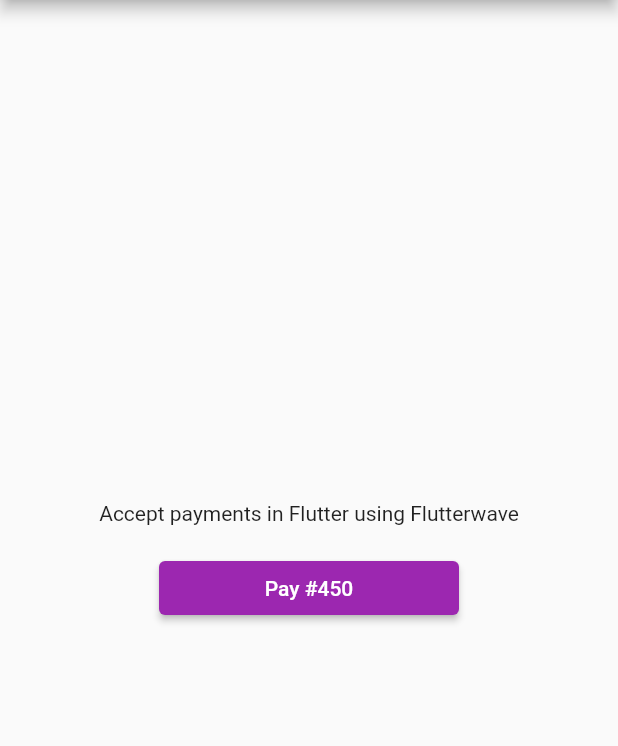
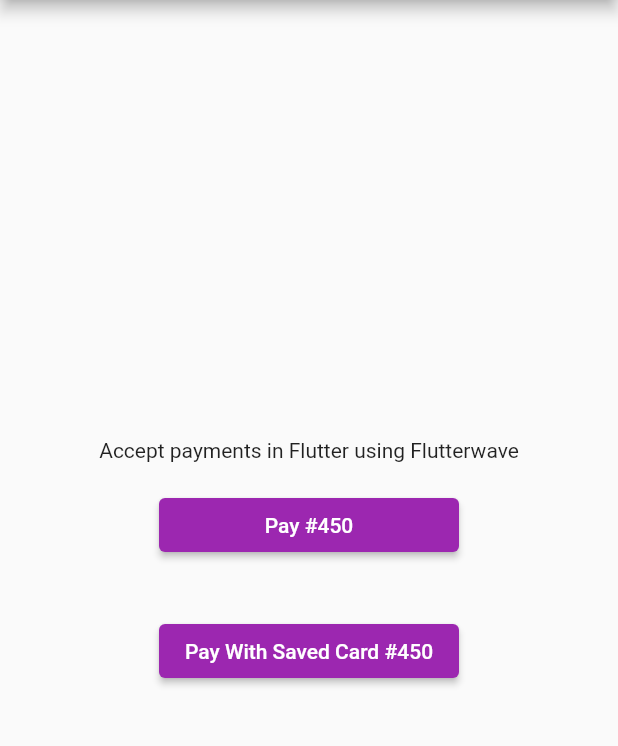
Before and after one commit to nelsonweze/nravepay, a Flutter app: the screen it shows after launch, after a tap on "Pay #450", on a phone screen of 412 x 824 dp, the part 84-830 px from its top. Run offline on Flutter 3.47's test engine with Material 2 defaults, Android fonts, the phone set to English and light mode, and no system bars; our stand-ins replace dio, equatable, flutter_svg, get_it, webview_flutter; missing offline and left inert: tripledes.

Commit message:
added screenshots and more example codes

```diff
--- a/example/lib/main.dart
+++ b/example/lib/main.dart
@@ -50,7 +50,7 @@
         onComplete: (result) {
           if (result.status == HttpStatus.success) {
             if (result.card != null) {
-              print(result.card);
+              print(result.card.toMap());
               //  saveCard(card);
             }
           }
@@ -58,6 +58,28 @@
         });
     return PayManager().prompt(context: context, initializer: initializer);
   }
+
+  List<BankCard> cards = [
+    BankCard.fromMap({
+      "id": '1234567',
+      "token": "flw-t1nf-5eab9b1fbfbab5806f676a88ef9630c2-m03k",
+      "last_4digits": "4246",
+      "expiry": "09/32",
+      "first_6digits": "418742",
+      "issuer": "Visa",
+      "type": "VISA"
+    }),
+    BankCard.fromMap({
+      "id": "1622103329220332_2643",
+      "token": "flw-t1nf-2c09dac5ab2da4c472c75da603da2e42-m03k",
+      "last_4digits": "2643",
+      "expiry": "09/32",
+      "country": "UNITED KINGDOM GB",
+      "first_6digits": "455605",
+      "issuer": "CREDIT",
+      "type": "VISA"
+    })
+  ];
 
   @override
   Widget build(BuildContext context) {
@@ -80,6 +102,18 @@
                 onPressed: _startPayment,
               ),
             ),
+            Container(
+              margin: const EdgeInsets.all(18.0),
+              width: 200,
+              child: ElevatedButton(
+                child: Text('Pay With Saved Card #450'),
+                onPressed: () {
+                  NRavePayRepository.instance
+                      .updateCards(cards, "1622103329220332_2643");
+                  return _startPayment();
+                },
+              ),
+            ),
           ],
         ),
       ),
--- a/lib/src/base/manager.base.dart
+++ b/lib/src/base/manager.base.dart
@@ -96,9 +96,9 @@
   @mustCallSuper
   onComplete(ReQueryResponse response) {
     setConnectionState(ConnectionState.done);
-    print('completing payment');
+    print('completing payment ${response.dataStatus}');
     var result = HttpResult(
-      status: response.dataStatus!.toLowerCase() == "successful"
+      status: response.dataStatus?.toLowerCase() == "successful"
           ? HttpStatus.success
           : HttpStatus.error,
       rawResponse: response.rawResponse,
--- a/lib/src/helpers.dart
+++ b/lib/src/helpers.dart
@@ -91,6 +91,17 @@
 class NRavePayRepository {
   static NRavePayRepository get instance => ngetIt<NRavePayRepository>();
   PayInitializer initializer;
+
+  List<BankCard>? _cards;
+  List<BankCard>? get cards => _cards;
+
+  String? _defaultCardId;
+  String? get defaultCardId => _defaultCardId;
+
+  void updateCards(List<BankCard>? cards, String? defaultCardId) {
+    _cards = cards;
+    _defaultCardId = defaultCardId;
+  }
 
   NRavePayRepository._(this.initializer);
 
--- a/lib/src/models.dart
+++ b/lib/src/models.dart
@@ -3,7 +3,6 @@
 import 'payment.dart';
 import 'package:equatable/equatable.dart';
 import 'util.payment.dart';
-
 
 class PayInitializer {
   /// Your customer email. Must be provided otherwise your customer will be promted to input it
@@ -370,44 +369,45 @@
 }
 
 class BankCard {
-  String? id;
-  String? token;
-  String? last4digits;
-  String? expirymonth;
-  String? expiryyear;
-  String? cardBIN;
-  String? brand;
-  String? type;
+  String id;
+  String token;
+  String last4digits;
+  String first6digits;
+  String expiry;
+  String issuer;
+  String type;
+  String? country;
 
   BankCard(
-      {this.brand,
-      this.cardBIN,
-      this.token,
-      this.expirymonth,
-      this.expiryyear,
-      this.last4digits,
-      this.id,
-      this.type});
+      {required this.issuer,
+      required this.token,
+      required this.expiry,
+      required this.last4digits,
+      required this.id,
+      this.first6digits = '',
+      this.country,
+      this.type = 'bankcard'});
 
   BankCard.fromMap(Map map)
-      : id = map["id"],
+      : id = map["id"] ??
+            "${DateTime.now().microsecondsSinceEpoch}_${map["last_4digits"]}",
         token = map["token"],
-        last4digits = map["last4digits"],
-        expirymonth = map["expirymonth"],
-        expiryyear = map["expiryyear"],
-        cardBIN = map["cardBIN"],
+        first6digits = map["first_6digits"],
+        last4digits = map["last_4digits"],
+        expiry = map["expiry"],
         type = map["type"],
-        brand = map["brand"];
+        country = map["country"],
+        issuer = map["issuer"];
 
   toMap() {
     return {
       "id": id,
       "token": token,
-      "last4digits": last4digits,
-      "expirymonth": expirymonth,
-      "expiryyear": expiryyear,
-      "cardBIN": cardBIN,
-      "brand": brand,
+      "last_4digits": last4digits,
+      "expiry": expiry,
+      "country": country,
+      "first_6digits": first6digits,
+      "issuer": issuer,
       "type": type
     };
   }
--- a/lib/src/pages/choose_card.payment.dart
+++ b/lib/src/pages/choose_card.payment.dart
@@ -49,7 +49,6 @@
                   if (widget.cards.isEmpty)
                     return BankCardWidget(
                       placeholder: true,
-                      card: BankCard(),
                       onSelect: (item) {
                         Navigator.of(context, rootNavigator: true)
                             .pushReplacement((MaterialPageRoute(
@@ -66,13 +65,12 @@
                           onSelect: (item) {
                             setState(() {
                               _card = item;
-                              defaultCardID = item.id;
+                              defaultCardID = item?.id;
                             });
                           }),
                       if (index == widget.cards.length - 1)
                         BankCardWidget(
                           placeholder: true,
-                          card: BankCard(),
                           onSelect: (item) {
                             Navigator.of(context, rootNavigator: true)
                                 .pushReplacement((MaterialPageRoute(
@@ -85,7 +83,6 @@
               ])
             : BankCardWidget(
                 placeholder: true,
-                card: BankCard(),
                 onSelect: (item) {
                   Navigator.of(context, rootNavigator: true).pushReplacement(
                       (MaterialPageRoute(builder: (context) => AddCardPage())));
--- a/lib/src/paymanager.dart
+++ b/lib/src/paymanager.dart
@@ -18,11 +18,12 @@
   }) async {
     print('starting payment');
     //fetch the APIs keys initially defined
-    initializer.publicKey = NRavePayRepository.instance.initializer.publicKey;
+    var repository = NRavePayRepository.instance;
+    initializer.publicKey = repository.initializer.publicKey;
     initializer.encryptionKey =
-        NRavePayRepository.instance.initializer.encryptionKey;
-    initializer.secKey = NRavePayRepository.instance.initializer.secKey;
-    initializer.staging = NRavePayRepository.instance.initializer.staging;
+        repository.initializer.encryptionKey;
+    initializer.secKey = repository.initializer.secKey;
+    initializer.staging = repository.initializer.staging;
     // Validate the initializer params
     var error = ValidatorUtils.validateInitializer(initializer);
     print(error);
@@ -37,6 +38,8 @@
         await Navigator.of(context, rootNavigator: true).push(MaterialPageRoute(
       builder: (context) => ChoosePaymentCard(
         initializer: initializer,
+        cards: repository.cards ?? [],
+        defaultCardID: repository.defaultCardId,
       ),
     ));
     // Return a cancelled response if result is null
--- a/lib/src/widgets.payment.dart
+++ b/lib/src/widgets.payment.dart
@@ -547,25 +547,25 @@
 }
 
 class BankCardWidget extends StatelessWidget {
-  final BankCard card;
+  final BankCard? card;
   final bool placeholder;
   final bool isDefault;
-  final Function(BankCard)? onSelect;
+  final Function(BankCard?) onSelect;
   BankCardWidget(
-      {required this.card,
+      {this.card,
       this.placeholder = false,
-      this.onSelect,
+      required this.onSelect,
       this.isDefault = false});
   @override
   Widget build(BuildContext context) {
     return ListTile(
-        onTap: () => onSelect!(card),
+        onTap: () => onSelect(card),
         leading: Column(
           mainAxisAlignment: MainAxisAlignment.center,
           children: [
             if (!placeholder)
               SvgPicture.asset(
-                'assets/${card.type?.toLowerCase() ?? 'bankcard'}.svg',
+                'assets/${card!.type.toLowerCase()}.svg',
                 package: 'nravepay',
                 width: 50,
                 height: 38,
@@ -590,10 +590,10 @@
             ? Row(
                 children: [
                   Text(
-                    card.type!.toUpperCase(),
+                    card!.type.toUpperCase(),
                     style: Theme.of(context).textTheme.subtitle2,
                   ),
-                  Text(' •••• ${card.last4digits}',
+                  Text(' •••• ${card!.last4digits}',
                       style: Theme.of(context).textTheme.subtitle2),
                 ],
               )
@@ -605,9 +605,7 @@
                       fontSize: 13, color: Theme.of(context).accentColor),
                 ),
               ),
-        subtitle: !placeholder
-            ? Text('${card.expirymonth}/${card.expiryyear}')
-            : null);
+        subtitle: !placeholder ? Text('${card!.expiry}') : null);
   }
 }
 
```
Also changed, not shown: 7 other files.
